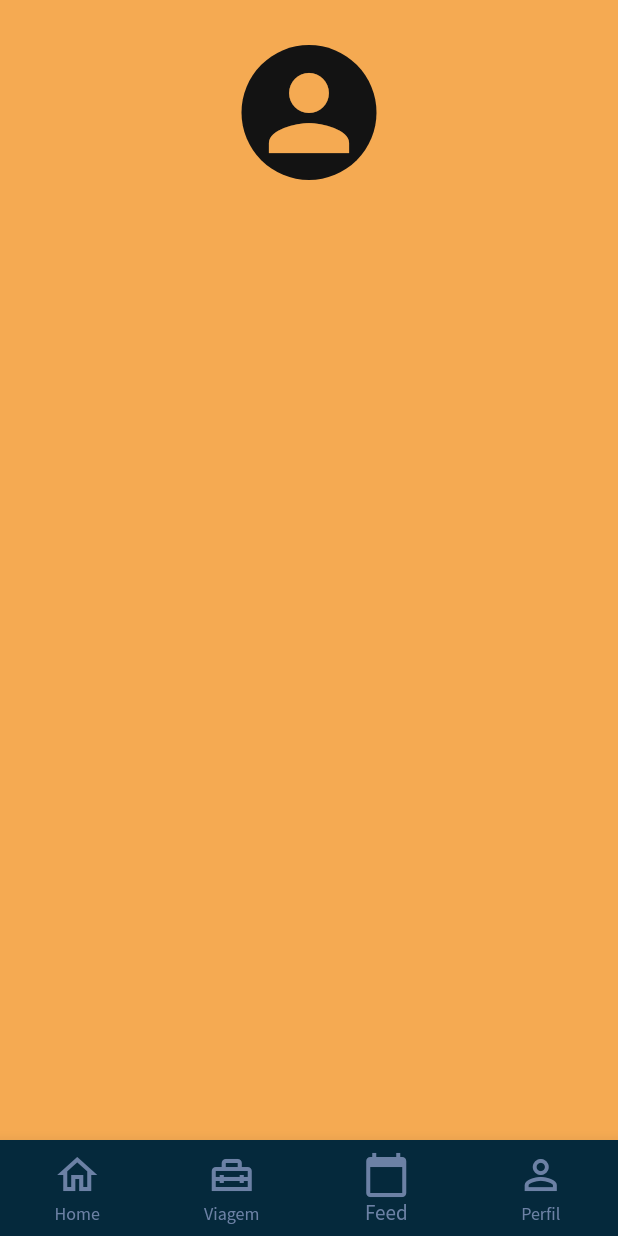
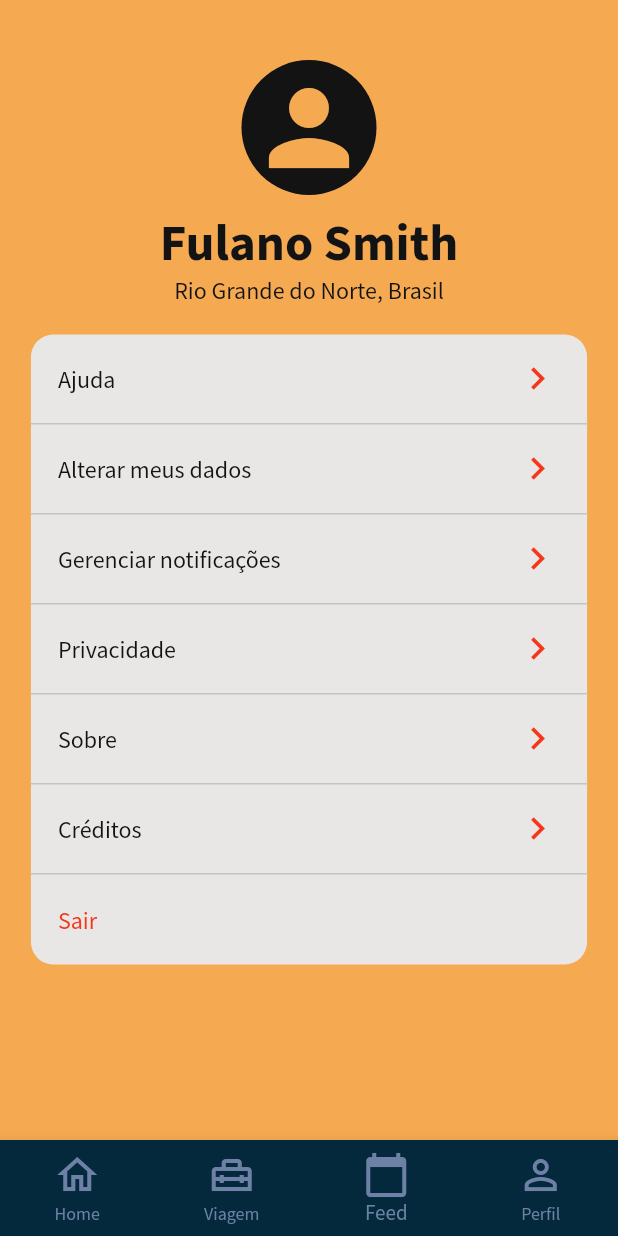
Before and after one commit to RoberlandRicardo/traveller, a Flutter app: the Perfil screen opened by its route, on a phone screen of 412 x 824 dp. Run offline on Flutter 3.47's test engine with Material 2 defaults, Android fonts, the phone set to English and light mode, and no system bars; our stand-ins replace flutter_svg; missing offline and left inert: dart:ffi.

Commit message:
Tela de perfil concluida

```diff
--- a/lib/app/styles/custom_text.dart
+++ b/lib/app/styles/custom_text.dart
@@ -9,6 +9,7 @@ class CustomText extends TextTheme {
   static final double fontSizeButton = 16;
   static final double fontSizeLabel = 14;
   static final double fontSizeInput = 16;
+  static final double fontSizeBody = 16;
 
   static final TextStyle label = TextStyle(
       fontFamily: fontFamily,
@@ -39,5 +40,8 @@ class CustomText extends TextTheme {
               fontSize: fontSizeButton,
               color: fontColorButton,
             ),
-        );
+            bodyText1: TextStyle(
+                fontFamily: fontFamily,
+                fontSize: fontSizeBody,
+                color: fontColor));
 }
--- a/lib/app/views/perfil.dart
+++ b/lib/app/views/perfil.dart
@@ -4,6 +4,61 @@ import 'package:traveller/app/components/generic_screen_nivel02.dart';
 import 'package:traveller/app/styles/custom_text.dart';
 
 class Perfil extends StatelessWidget {
+  static const List<String> _buttonNames = <String>[
+    'Ajuda',
+    'Alterar meus dados',
+    'Gerenciar notificações',
+    'Privacidade',
+    'Sobre',
+    'Créditos',
+    'Sair',
+  ];
+
+  Widget ButtonConf(String name, int index, BuildContext context) {
+    return GestureDetector(
+      child: SizedBox(
+        height: 60,
+        child: FractionallySizedBox(
+          widthFactor: 1,
+          child: Container(
+            decoration: BoxDecoration(
+                border: index == _buttonNames.length - 1
+                    ? null
+                    : Border(
+                        bottom: BorderSide(
+                            color: Color.fromRGBO(196, 196, 196, 1)))),
+            child: Padding(
+              padding: const EdgeInsets.symmetric(horizontal: 18),
+              child: Row(
+                mainAxisAlignment: MainAxisAlignment.spaceBetween,
+                children: [
+                  Text(
+                    name,
+                    style: index == _buttonNames.length - 1
+                        ? TextStyle(
+                            fontSize: CustomText.fontSizeBody,
+                            fontFamily: CustomText.fontFamily,
+                            color: Color.fromRGBO(244, 54, 27, 1))
+                        : Theme.of(context).textTheme.bodyText1,
+                  ),
+                  SizedBox(
+                    child: index == _buttonNames.length - 1
+                        ? null
+                        : Icon(
+                            Icons.navigate_next,
+                            size: 30,
+                            color: Theme.of(context).colorScheme.secondary,
+                          ),
+                  )
+                ],
+              ),
+            ),
+          ),
+        ),
+      ),
+    );
+  }
+
   @override
   Widget build(BuildContext context) {
     return GenericScreen(
@@ -12,7 +67,7 @@ class Perfil extends StatelessWidget {
         child: Column(
           children: [
             SizedBox(
-              height: 30,
+              height: 40,
             ),
             GestureDetector(
               child: Container(
@@ -28,6 +83,36 @@ class Perfil extends StatelessWidget {
                   color: Theme.of(context).colorScheme.onBackground,
                 ),
               ),
+            ),
+            SizedBox(
+              height: 10,
+            ),
+            Text("Fulano Smith", style: Theme.of(context).textTheme.headline1),
+            Text("Rio Grande do Norte, Brasil",
+                style: Theme.of(context).textTheme.subtitle1),
+            SizedBox(
+              height: 20,
+            ),
+            FractionallySizedBox(
+                widthFactor: 0.9,
+                child: Container(
+                  decoration: BoxDecoration(
+                    borderRadius: BorderRadius.all(Radius.circular(15)),
+                    color: Color.fromRGBO(233, 230, 230, 1),
+                  ),
+                  child: Column(
+                    children: <Widget>[
+                      ..._buttonNames
+                          .asMap()
+                          .map((index, name) =>
+                              MapEntry(index, ButtonConf(name, index, context)))
+                          .values
+                          .toList()
+                    ],
+                  ),
+                )),
+            SizedBox(
+              height: 20,
             )
           ],
         ),
```
Lines whose indentation alone changed are shown as unchanged.
